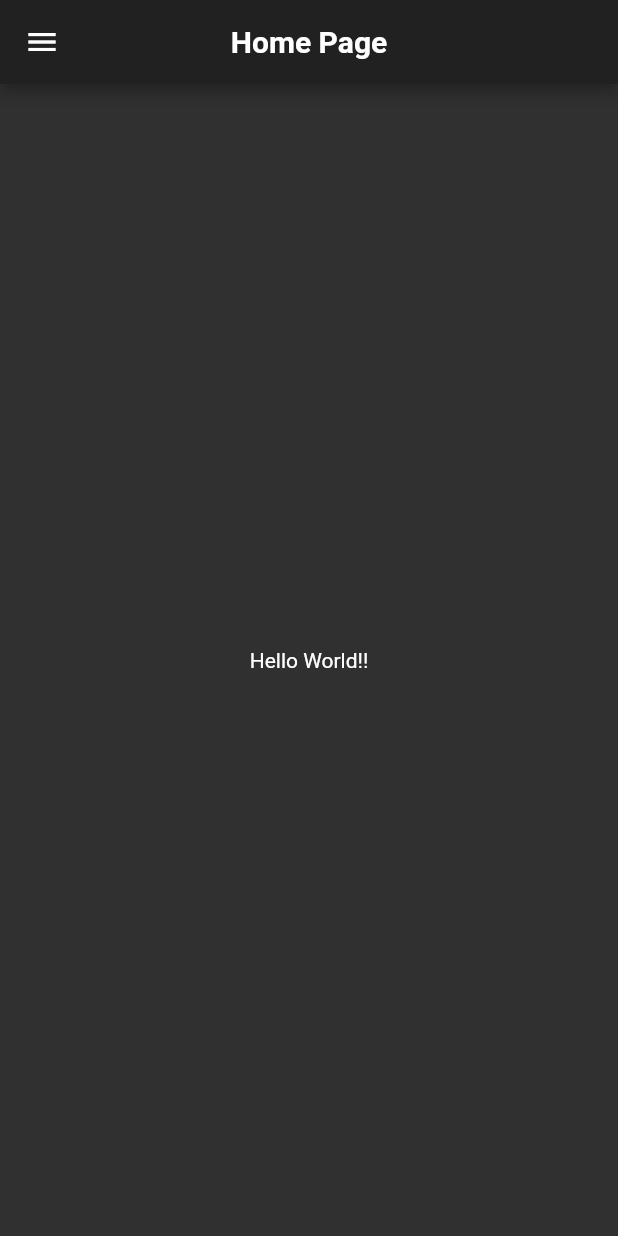
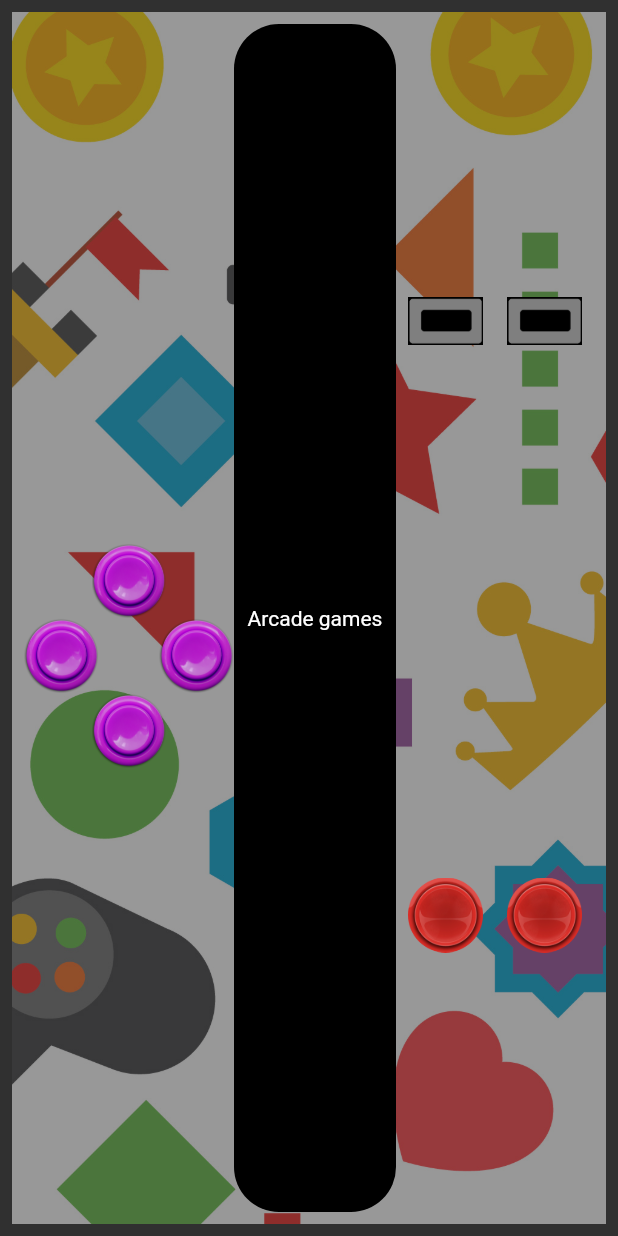
Before and after one commit to Harshit564/Hack20_FuryUnd3rdogs, a Flutter app: the HomePage screen opened by its route, on a phone screen of 412 x 824 dp. Run offline on Flutter 3.47's test engine with Material 2 defaults, Android fonts, the light colour scheme and no system bars.

Commit message:
Emulator added

```diff
--- /dev/null
+++ b/lib/Widgets/emulator.dart
@@ -0,0 +1,122 @@
+import 'package:flutter/cupertino.dart';
+import 'package:flutter/material.dart';
+
+class Emulator extends StatefulWidget {
+  @override
+  _EmulatorState createState() => _EmulatorState();
+}
+
+class _EmulatorState extends State<Emulator> {
+  @override
+  Widget build(BuildContext context) {
+    return Container(
+      decoration: BoxDecoration(
+        image: DecorationImage(
+          fit: BoxFit.cover,
+          colorFilter: new ColorFilter.mode(
+              Colors.black.withOpacity(0.5), BlendMode.dstATop),
+          image: AssetImage("assets/images/background.jpg"),
+        ),
+      ),
+      padding: EdgeInsets.all(8.0),
+      child: Row(
+        crossAxisAlignment: CrossAxisAlignment.stretch,
+        children: <Widget>[
+          Column(
+            mainAxisAlignment: MainAxisAlignment.center,
+            children: <Widget>[
+              SizedBox(
+                height: 50.0,
+              ),
+              Image.asset(
+                'assets/images/move.png',
+                height: 50,
+                width: 50,
+              ),
+              Row(
+                children: <Widget>[
+                  Image.asset(
+                    'assets/images/move.png',
+                    height: 50,
+                    width: 50,
+                  ),
+                  Padding(
+                    padding: EdgeInsets.symmetric(horizontal: 20.0),
+                  ),
+                  Image.asset(
+                    'assets/images/move.png',
+                    height: 50,
+                    width: 50,
+                  ),
+                ],
+              ),
+              Image.asset(
+                'assets/images/move.png',
+                height: 50,
+                width: 50,
+              ),
+            ],
+          ),
+          Expanded(
+            child: Container(
+              decoration: BoxDecoration(
+                color: Colors.black,
+                borderRadius: BorderRadius.circular(30.0),
+              ),
+              child: Center(
+                child: Text(
+                  'Arcade games',
+                ),
+              ),
+            ),
+          ),
+          Column(
+            mainAxisAlignment: MainAxisAlignment.spaceAround,
+            children: <Widget>[
+              Row(
+                children: <Widget>[
+                  Padding(
+                    padding: const EdgeInsets.all(8.0),
+                    child: Image.asset(
+                      'assets/images/select.png',
+                      width: 50.0,
+                      height: 50.0,
+                    ),
+                  ),
+                  Padding(
+                    padding: const EdgeInsets.all(8.0),
+                    child: Image.asset(
+                      'assets/images/select.png',
+                      width: 50.0,
+                      height: 50.0,
+                    ),
+                  ),
+                ],
+              ),
+              Row(
+                children: <Widget>[
+                  Padding(
+                    padding: const EdgeInsets.all(8.0),
+                    child: Image.asset(
+                      'assets/images/action.png',
+                      height: 50,
+                      width: 50,
+                    ),
+                  ),
+                  Padding(
+                    padding: const EdgeInsets.all(8.0),
+                    child: Image.asset(
+                      'assets/images/action.png',
+                      height: 50,
+                      width: 50,
+                    ),
+                  ),
+                ],
+              ),
+            ],
+          ),
+        ],
+      ),
+    );
+  }
+}
--- a/lib/main.dart
+++ b/lib/main.dart
@@ -1,8 +1,11 @@
 import 'package:Hack20_FuryUnd3rdogs/pages/home_page.dart';
 import 'package:Hack20_FuryUnd3rdogs/pages/splash_screen.dart';
 import 'package:flutter/material.dart';
+import 'package:flutter/services.dart';
 
 void main() {
+  WidgetsFlutterBinding.ensureInitialized();
+  SystemChrome.setEnabledSystemUIOverlays([SystemUiOverlay.bottom]);
   runApp(MyApp());
 }
 
--- a/lib/pages/home_page.dart
+++ b/lib/pages/home_page.dart
@@ -1,3 +1,4 @@
+import 'package:Hack20_FuryUnd3rdogs/Widgets/emulator.dart';
 import 'package:flutter/material.dart';
 
 class HomePage extends StatefulWidget {
@@ -10,21 +11,19 @@ class _HomePageState extends State<HomePage> {
   @override
   Widget build(BuildContext context) {
     return Scaffold(
-      appBar: AppBar(
-        title: Text('Home Page',
-        style: TextStyle(
-          fontSize: 20,
-          fontWeight: FontWeight.bold
-          ),
-        ),
-        centerTitle: true,
-      ),
-      drawer: Drawer(),
+//      appBar: AppBar(
+//        title: Text('Home Page',
+//        style: TextStyle(
+//          fontSize: 20,
+//          fontWeight: FontWeight.bold
+//          ),
+//        ),
+//        centerTitle: true,
+//      ),
+//      drawer: Drawer(),
       body: Padding(
         padding: EdgeInsets.all(8.0),
-        child: Container(
-          child: Center(child: Text('Hello World!!')),
-        ),
+        child: Emulator(),
       ),
     );
   }
--- a/lib/pages/splash_screen.dart
+++ b/lib/pages/splash_screen.dart
@@ -24,7 +24,8 @@ class _AnimatedSplashScreenState extends State<AnimatedSplashScreen> with Single
 
   @override
   Widget build(BuildContext context) {
-    return Stack(
+    return Scaffold(
+      body: Stack(
         fit: StackFit.expand,
         children: <Widget>[
           new Image.asset('assets/images/background.gif',
@@ -46,6 +47,7 @@ class _AnimatedSplashScreenState extends State<AnimatedSplashScreen> with Single
             ),),
           )
         ],
+      ),
     );
   }
 }
```
Also changed, not shown: assets/images/action.png (added), assets/images/background.jpg (added), assets/images/bg1.jpeg (added), assets/images/bg2.jpeg (added), assets/images/move.png (added), assets/images/select.png (added), 4 other files. Lines whose indentation alone changed are shown as unchanged.
